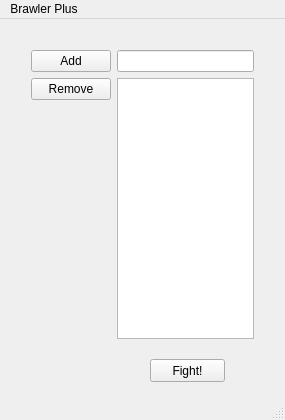
Above: mainwindow.ui from navzam/BrawlerPlus before the change. Below: the same form after it.
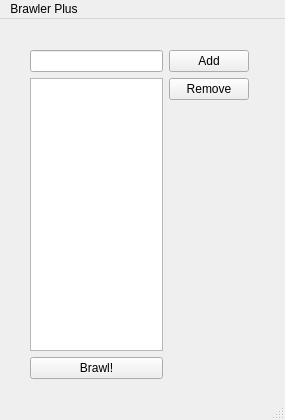
That is the form after the change. Icons and pictures are not drawn.

Commit message: Redesigned main window.

Patch:
```diff
--- a/mainwindow.ui
+++ b/mainwindow.ui
@@ -21,16 +21,41 @@
    <widget class="QWidget" name="horizontalLayoutWidget">
     <property name="geometry">
      <rect>
-      <x>20</x>
+      <x>19</x>
       <y>20</y>
-      <width>245</width>
-      <height>311</height>
+      <width>241</width>
+      <height>351</height>
      </rect>
     </property>
     <layout class="QHBoxLayout" name="horizontalLayout">
      <item>
       <layout class="QVBoxLayout" name="verticalLayout">
        <item>
+        <widget class="QLineEdit" name="playerEdit">
+         <property name="maxLength">
+          <number>20</number>
+         </property>
+        </widget>
+       </item>
+       <item>
+        <widget class="QListWidget" name="playerList">
+         <property name="selectionMode">
+          <enum>QAbstractItemView::MultiSelection</enum>
+         </property>
+        </widget>
+       </item>
+       <item>
+        <widget class="QPushButton" name="fightButton">
+         <property name="text">
+          <string>Brawl!</string>
+         </property>
+        </widget>
+       </item>
+      </layout>
+     </item>
+     <item>
+      <layout class="QVBoxLayout" name="verticalLayout_3">
+       <item>
         <widget class="QPushButton" name="addButton">
          <property name="toolTip">
           <string/>
@@ -51,53 +76,22 @@
         </widget>
        </item>
        <item>
-        <spacer name="verticalSpacer">
+        <spacer name="verticalSpacer_2">
          <property name="orientation">
           <enum>Qt::Vertical</enum>
          </property>
          <property name="sizeHint" stdset="0">
           <size>
            <width>20</width>
-           <height>20</height>
+           <height>40</height>
           </size>
          </property>
         </spacer>
        </item>
       </layout>
      </item>
-     <item>
-      <layout class="QVBoxLayout" name="verticalLayout_2">
-       <item>
-        <widget class="QLineEdit" name="playerEdit">
-         <property name="maxLength">
-          <number>20</number>
-         </property>
-        </widget>
-       </item>
-       <item>
-        <widget class="QListWidget" name="playerList">
-         <property name="selectionMode">
-          <enum>QAbstractItemView::MultiSelection</enum>
-         </property>
-        </widget>
-       </item>
-      </layout>
-     </item>
     </layout>
    </widget>
-   <widget class="QPushButton" name="fightButton">
-    <property name="geometry">
-     <rect>
-      <x>150</x>
-      <y>340</y>
-      <width>75</width>
-      <height>23</height>
-     </rect>
-    </property>
-    <property name="text">
-     <string>Fight!</string>
-    </property>
-   </widget>
   </widget>
   <widget class="QMenuBar" name="menuBar">
    <property name="geometry">
```
The commit also changes 4 other files.
